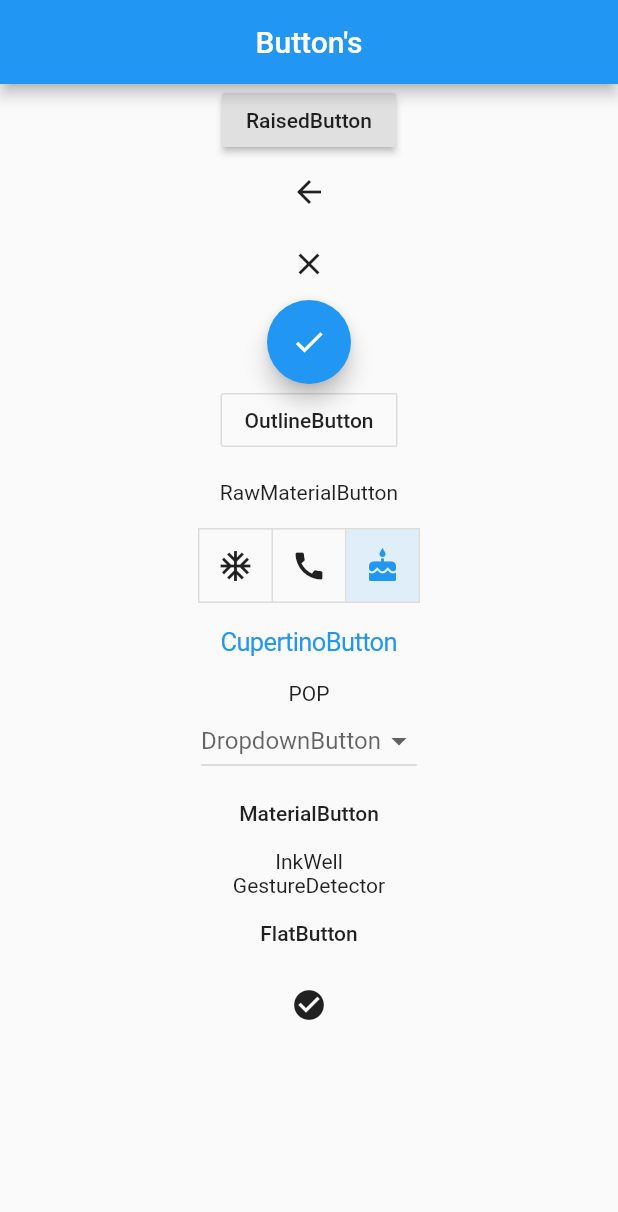
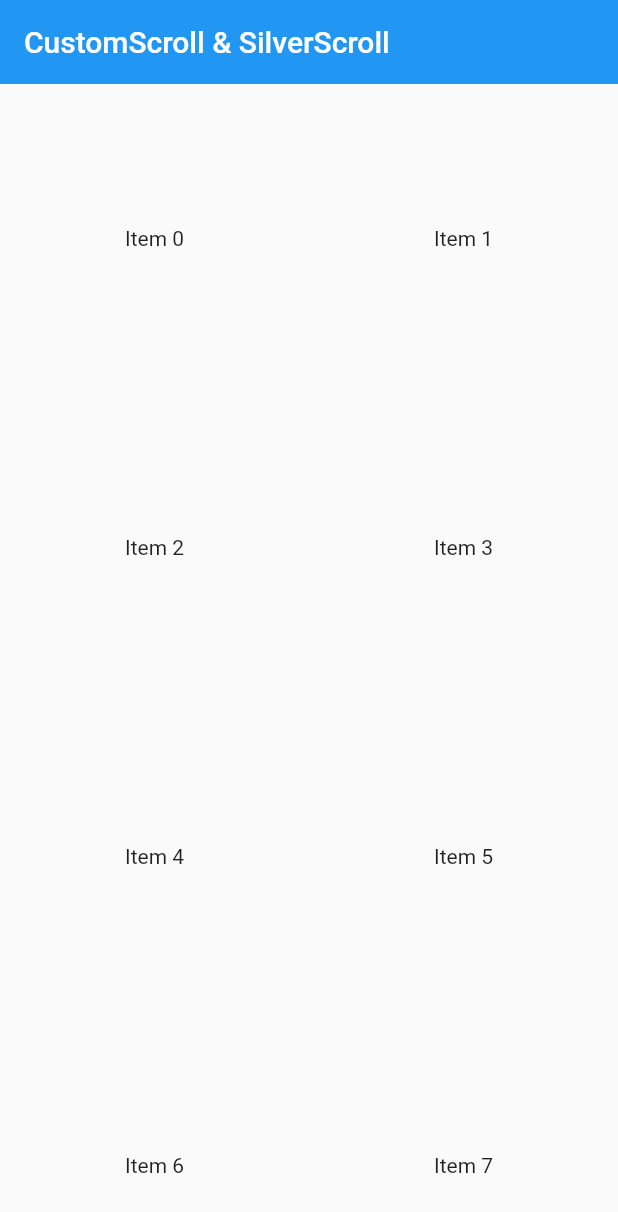
Before and after one commit to gof9325/widget, a Flutter app: the screen it shows after launch, on a phone screen of 412 x 824 dp. Shown: the top 1212 px of the screen. Run offline on Flutter 3.47's test engine with Material 2 defaults, Android fonts, the phone set to English and light mode, and no system bars.

Commit message:
2021.01.13

```diff
--- /dev/null
+++ b/lib/docs/no13.dart
@@ -0,0 +1,62 @@
+import 'package:flutter/material.dart';
+
+// 2021.01.13 (13) Flutter tutorial Custom AppBar & Silver AppBar : 커스텀 앱바
+
+class no13 extends StatefulWidget {
+  @override
+  State<StatefulWidget> createState() => _no13State();
+}
+
+class _no13State extends State<no13>{
+  @override
+  Widget build(BuildContext context) {
+
+    //List
+    //   return Scaffold(
+    //     body: CustomScrollView(
+    //       slivers: <Widget>[
+    //         SliverAppBar(
+    //           title: Text("CustomScroll & SliverScroll"),
+    //         ),
+    //         SliverList(
+    //             delegate: SliverChildBuilderDelegate(
+    //                 (context, int index) => Container(
+    //                   margin: EdgeInsets.symmetric(
+    //                     vertical: 20.0,
+    //                     horizontal: 16.0
+    //                   ),
+    //                   child: Text("List item $index"),
+    //                 ),
+    //               childCount: 20
+    //             )
+    //         ),
+    //       ],
+    //     ),
+    //   );
+
+    // Grid
+    return Scaffold(
+      body: CustomScrollView(
+        slivers: <Widget>[
+          SliverAppBar(
+            title: Text("CustomScroll & SilverScroll"),
+          ),
+          SliverGrid(
+              delegate: SliverChildBuilderDelegate(
+                  (context, int index) => Container(
+                    child: Center(
+                      child: Text("Item $index"),
+                    ),
+                  ),
+                childCount: 20
+              ),
+              gridDelegate: SliverGridDelegateWithFixedCrossAxisCount(
+                crossAxisCount: 2
+              ),
+          ),
+        ],
+      ),
+    );
+  }
+
+}
```
Also changed, not shown: lib/docs/no10.dart (+5 -2 lines), lib/docs/no11.dart (added, +34 -0 lines), lib/docs/no12_0.dart (added, +50 -0 lines), lib/docs/no12_1.dart (added, +43 -0 lines), lib/main.dart (+6 -10 lines).
